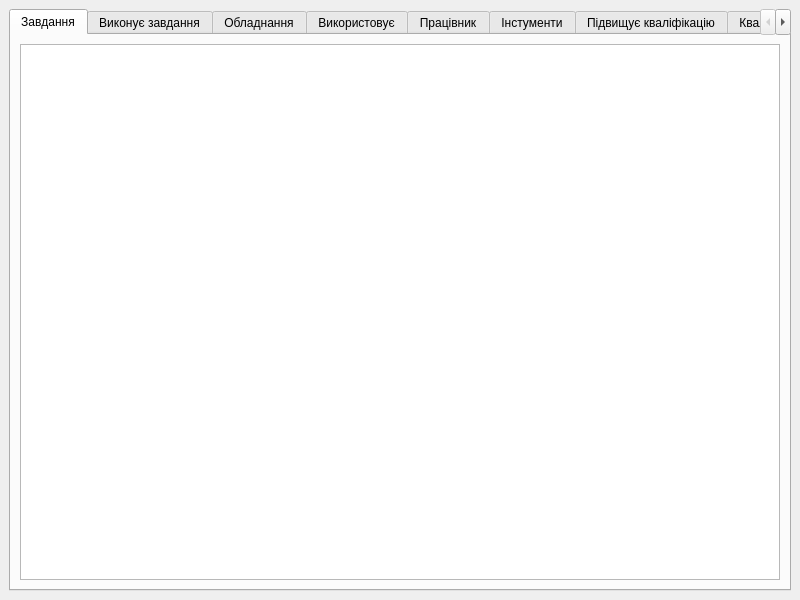
This is LabWork/DataBase/5Lab/mainwindow.ui in AndriiBash/DDMA_Practic as Qt 5 draws it before an edit. The edited form follows.
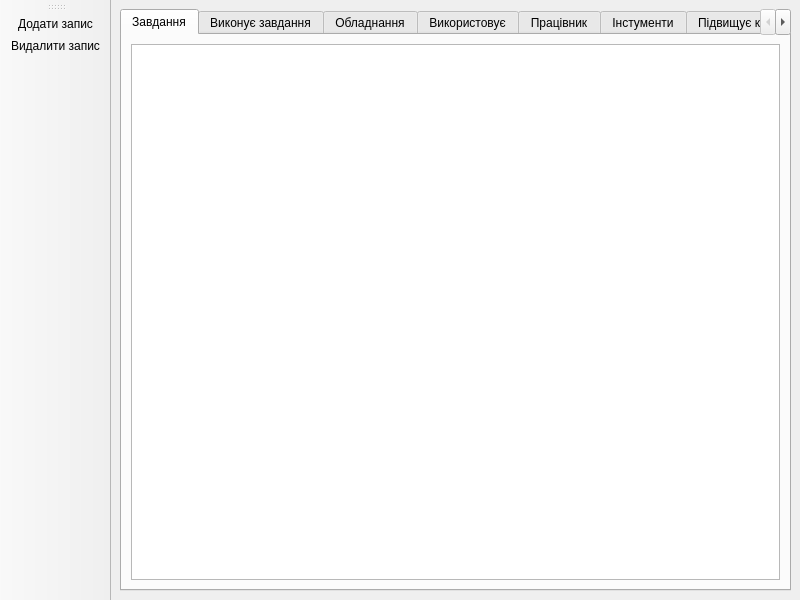
This is the edited form.

Patch:
```diff
--- a/LabWork/DataBase/5Lab/mainwindow.ui
+++ b/LabWork/DataBase/5Lab/mainwindow.ui
@@ -26,7 +26,11 @@
        </attribute>
        <layout class="QHBoxLayout" name="horizontalLayout_2">
         <item>
-         <widget class="QTableView" name="tableView"/>
+         <widget class="QTableView" name="tableView">
+          <property name="sortingEnabled">
+           <bool>true</bool>
+          </property>
+         </widget>
         </item>
        </layout>
       </widget>
@@ -114,6 +118,29 @@
     </item>
    </layout>
   </widget>
+  <widget class="QToolBar" name="toolBar">
+   <property name="windowTitle">
+    <string>toolBar</string>
+   </property>
+   <attribute name="toolBarArea">
+    <enum>LeftToolBarArea</enum>
+   </attribute>
+   <attribute name="toolBarBreak">
+    <bool>false</bool>
+   </attribute>
+   <addaction name="AddRowAction"/>
+   <addaction name="DeleteRowAction"/>
+  </widget>
+  <action name="AddRowAction">
+   <property name="text">
+    <string>Додати запис</string>
+   </property>
+  </action>
+  <action name="DeleteRowAction">
+   <property name="text">
+    <string>Видалити запис</string>
+   </property>
+  </action>
  </widget>
  <resources/>
  <connections/>
```
Left out of the diff: 48 changed lines with no effect on the pictures.
